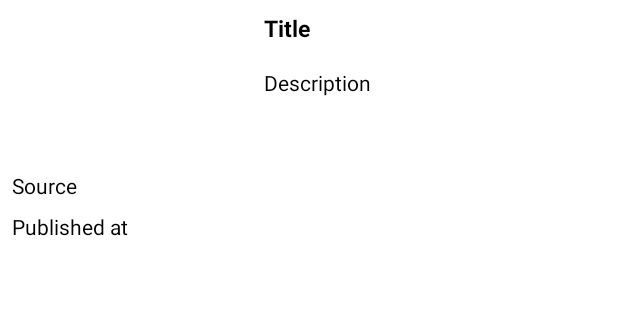
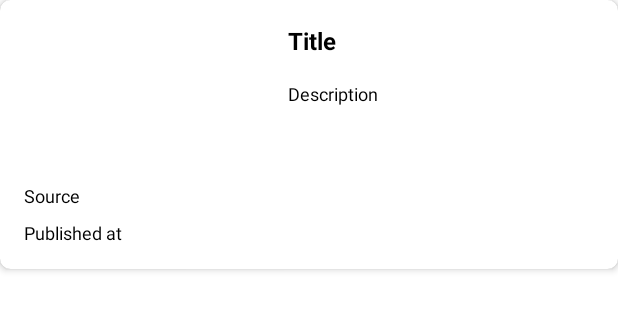
Before and after one commit to mr-artur/news-app-MVVM, an Android app: the layout item_article_preview.xml on its own in the app's theme, with its tools: preview values and no code run, on a phone screen of 412 x 824 dp. Shown: the top 311 px of the screen. Run offline under Robolectric (Android 15) with nearby library versions, the phone set to English and light mode, and no system bars; network calls fail.

Commit message:
finished breaking news screen v1
1. displaying loading, loaded data and logging error
2. displaying default image if item article doesn't have another one
3. fixed article item layout, replaced custom viewgroup with CardView
4. fixed api methods
5. added news view model functionality v1
6. added news repository functionality v1
7. renamed Response to Resource

```diff
--- a/app/src/main/AndroidManifest.xml
+++ b/app/src/main/AndroidManifest.xml
@@ -1,6 +1,8 @@
 <?xml version="1.0" encoding="utf-8"?>
 <manifest xmlns:android="http://schemas.android.com/apk/res/android"
     package="com.arturo.news">
+
+    <uses-permission android:name="android.permission.INTERNET" />
 
     <application
         android:allowBackup="true"
--- a/app/src/main/java/com/arturo/news/models/Article.kt
+++ b/app/src/main/java/com/arturo/news/models/Article.kt
@@ -17,4 +17,6 @@ data class Article(
     val title: String,
     val url: String,
     val urlToImage: String
-)
+) {
+    fun publishedAtDate(): String = publishedAt.substring(0, 10)
+}
--- a/app/src/main/java/com/arturo/news/repositories/NewsRepository.kt
+++ b/app/src/main/java/com/arturo/news/repositories/NewsRepository.kt
@@ -1,8 +1,11 @@
 package com.arturo.news.repositories
 
+import com.arturo.news.api.RetrofitInstance
 import com.arturo.news.db.ArticleDatabase
 
 class NewsRepository(
     val db: ArticleDatabase
 ) {
+    suspend fun getBreakingNews(countryCode: String, pageNumber: Int) =
+        RetrofitInstance.api.getBreakingNews(countryCode, pageNumber)
 }
--- a/app/src/main/java/com/arturo/news/ui/custom/RoundedCornerLayout.kt
+++ /dev/null
@@ -1,68 +0,0 @@
-package com.arturo.news.ui.custom
-
-import android.content.Context
-import android.graphics.*
-import android.util.AttributeSet
-
-import androidx.constraintlayout.widget.ConstraintLayout
-
-import com.arturo.news.R
-
-class RoundedCornerLayout @JvmOverloads constructor(
-    context: Context?,
-    attrs: AttributeSet? = null,
-    defStyle: Int = 0
-) : ConstraintLayout(
-    context!!, attrs, defStyle
-) {
-    companion object {
-        private const val DEFAULT_CORNER_RADIUS_PX = 0f
-    }
-
-    private var maskBitmap: Bitmap? = null
-    private var paint: Paint? = null
-    private var maskPaint: Paint? = null
-    private var cornerRadiusPx = DEFAULT_CORNER_RADIUS_PX
-
-    init {
-        if (context != null && attrs != null) {
-            val attributes = context.obtainStyledAttributes(attrs, R.styleable.RoundedCornerLayout)
-            cornerRadiusPx = attributes.getDimension(
-                R.styleable.RoundedCornerLayout_cornerRadius,
-                DEFAULT_CORNER_RADIUS_PX
-            )
-            attributes.recycle()
-        }
-        paint = Paint(Paint.ANTI_ALIAS_FLAG)
-        maskPaint = Paint(Paint.ANTI_ALIAS_FLAG or Paint.FILTER_BITMAP_FLAG)
-        maskPaint!!.xfermode = PorterDuffXfermode(PorterDuff.Mode.CLEAR)
-        setWillNotDraw(false)
-    }
-
-    override fun draw(canvas: Canvas) {
-        val offscreenBitmap = Bitmap.createBitmap(width, height, Bitmap.Config.ARGB_8888)
-        val offscreenCanvas = Canvas(offscreenBitmap)
-        super.draw(offscreenCanvas)
-        if (maskBitmap == null) {
-            maskBitmap = createMask(width, height)
-        }
-        offscreenCanvas.drawBitmap(maskBitmap!!, 0f, 0f, maskPaint)
-        canvas.drawBitmap(offscreenBitmap, 0f, 0f, paint)
-    }
-
-    private fun createMask(width: Int, height: Int): Bitmap {
-        val mask = Bitmap.createBitmap(width, height, Bitmap.Config.ALPHA_8)
-        val canvas = Canvas(mask)
-        val paint = Paint(Paint.ANTI_ALIAS_FLAG)
-        paint.color = Color.WHITE
-        canvas.drawRect(0f, 0f, width.toFloat(), height.toFloat(), paint)
-        paint.xfermode = PorterDuffXfermode(PorterDuff.Mode.CLEAR)
-        canvas.drawRoundRect(
-            RectF(0f, 0f, width.toFloat(), height.toFloat()),
-            cornerRadiusPx,
-            cornerRadiusPx,
-            paint
-        )
-        return mask
-    }
-}
--- /dev/null
+++ b/app/src/main/res/drawable/news_middle_divider.xml
@@ -0,0 +1,5 @@
+<shape xmlns:android="http://schemas.android.com/apk/res/android"
+    android:shape="rectangle">
+    <size android:height="@dimen/spacing_normal_16" />
+    <solid android:color="@color/transparent" />
+</shape>
--- a/app/src/main/res/layout/item_article_preview.xml
+++ b/app/src/main/res/layout/item_article_preview.xml
@@ -1,12 +1,16 @@
 <?xml version="1.0" encoding="utf-8"?>
-<com.arturo.news.ui.custom.RoundedCornerLayout xmlns:android="http://schemas.android.com/apk/res/android"
+<androidx.cardview.widget.CardView xmlns:android="http://schemas.android.com/apk/res/android"
     xmlns:app="http://schemas.android.com/apk/res-auto"
     xmlns:tools="http://schemas.android.com/tools"
     android:layout_width="match_parent"
     android:layout_height="wrap_content"
-    android:elevation="3dp"
-    android:padding="8dp"
-    app:cornerRadius="7dp">
+    app:cardCornerRadius="7dp"
+    app:cardElevation="3dp"
+    app:contentPadding="@dimen/spacing_normal_16">
+
+    <androidx.constraintlayout.widget.ConstraintLayout
+        android:layout_width="match_parent"
+        android:layout_height="match_parent">
 
         <ImageView
             android:id="@+id/ivArticleImage"
@@ -21,8 +25,9 @@
             android:id="@+id/tvSource"
             android:layout_width="wrap_content"
             android:layout_height="wrap_content"
-        android:layout_marginTop="16dp"
+            android:layout_marginTop="@dimen/spacing_normal_16"
             android:textColor="@android:color/black"
+            android:textSize="@dimen/font_small_12"
             app:layout_constraintStart_toStartOf="parent"
             app:layout_constraintTop_toBottomOf="@+id/ivArticleImage"
             tools:text="Source" />
@@ -31,11 +36,11 @@
             android:id="@+id/tvTitle"
             android:layout_width="0dp"
             android:layout_height="wrap_content"
-        android:layout_marginStart="8dp"
+            android:layout_marginStart="@dimen/spacing_normal_16"
             android:ellipsize="end"
             android:maxLines="3"
             android:textColor="@android:color/black"
-        android:textSize="15sp"
+            android:textSize="@dimen/font_normal_16"
             android:textStyle="bold"
             app:layout_constraintLeft_toRightOf="@+id/ivArticleImage"
             app:layout_constraintRight_toRightOf="parent"
@@ -46,11 +51,12 @@
             android:id="@+id/tvDescription"
             android:layout_width="0dp"
             android:layout_height="wrap_content"
-        android:layout_marginStart="8dp"
-        android:layout_marginTop="16dp"
+            android:layout_marginStart="@dimen/spacing_normal_16"
+            android:layout_marginTop="@dimen/spacing_normal_16"
             android:ellipsize="end"
             android:maxLines="5"
             android:textColor="@android:color/black"
+            android:textSize="@dimen/font_small_12"
             app:layout_constraintEnd_toEndOf="parent"
             app:layout_constraintStart_toEndOf="@+id/ivArticleImage"
             app:layout_constraintTop_toBottomOf="@+id/tvTitle"
@@ -60,10 +66,13 @@
             android:id="@+id/tvPublishedAt"
             android:layout_width="wrap_content"
             android:layout_height="wrap_content"
-        android:layout_marginTop="8dp"
+            android:layout_marginTop="@dimen/spacing_small_8"
             android:textColor="@android:color/black"
+            android:textSize="@dimen/font_small_12"
             app:layout_constraintStart_toStartOf="parent"
             app:layout_constraintTop_toBottomOf="@+id/tvSource"
             tools:text="Published at" />
 
-</com.arturo.news.ui.custom.RoundedCornerLayout>
+    </androidx.constraintlayout.widget.ConstraintLayout>
+
+</androidx.cardview.widget.CardView>
--- a/app/src/main/res/values/colors.xml
+++ b/app/src/main/res/values/colors.xml
@@ -7,4 +7,5 @@
     <color name="teal_700">#FF018786</color>
     <color name="black">#FF000000</color>
     <color name="white">#FFFFFFFF</color>
+    <color name="transparent">#00000000</color>
 </resources>
--- /dev/null
+++ b/app/src/main/res/values/dimens.xml
@@ -0,0 +1,14 @@
+<?xml version="1.0" encoding="utf-8"?>
+<resources>
+    <!-- font sizes -->
+    <dimen name="font_large_24">24sp</dimen>
+    <dimen name="font_normal_16">16sp</dimen>
+    <dimen name="font_small_12">12sp</dimen>
+
+    <!-- typical spacing between two views -->
+    <dimen name="spacing_huge_32">32dp</dimen>
+    <dimen name="spacing_large_24">24dp</dimen>
+    <dimen name="spacing_normal_16">16dp</dimen>
+    <dimen name="spacing_small_8">8dp</dimen>
+    <dimen name="spacing_tiny_4">4dp</dimen>
+</resources>
```
Also changed, not shown: app/src/main/java/com/arturo/news/adapters/NewsAdapter.kt (+6 -5 lines), app/src/main/java/com/arturo/news/api/NewsApi.kt (+6 -3 lines), app/src/main/java/com/arturo/news/extensions/View.kt (added, +11 -0 lines), app/src/main/java/com/arturo/news/ui/fragments/BreakingNewsFragment.kt (+72 -0 lines), app/src/main/java/com/arturo/news/ui/viewmodels/NewsViewModel.kt (+30 -0 lines), app/src/main/java/com/arturo/news/util/Resource.kt (added, +10 -0 lines), app/src/main/java/com/arturo/news/util/Response.kt (deleted, +0 -10 lines), app/src/main/res/drawable/ic_image.xml (added, +10 -0 lines), app/src/main/res/layout/fragment_breaking_news.xml (+27 -0 lines). Lines whose indentation alone changed are shown as unchanged.
